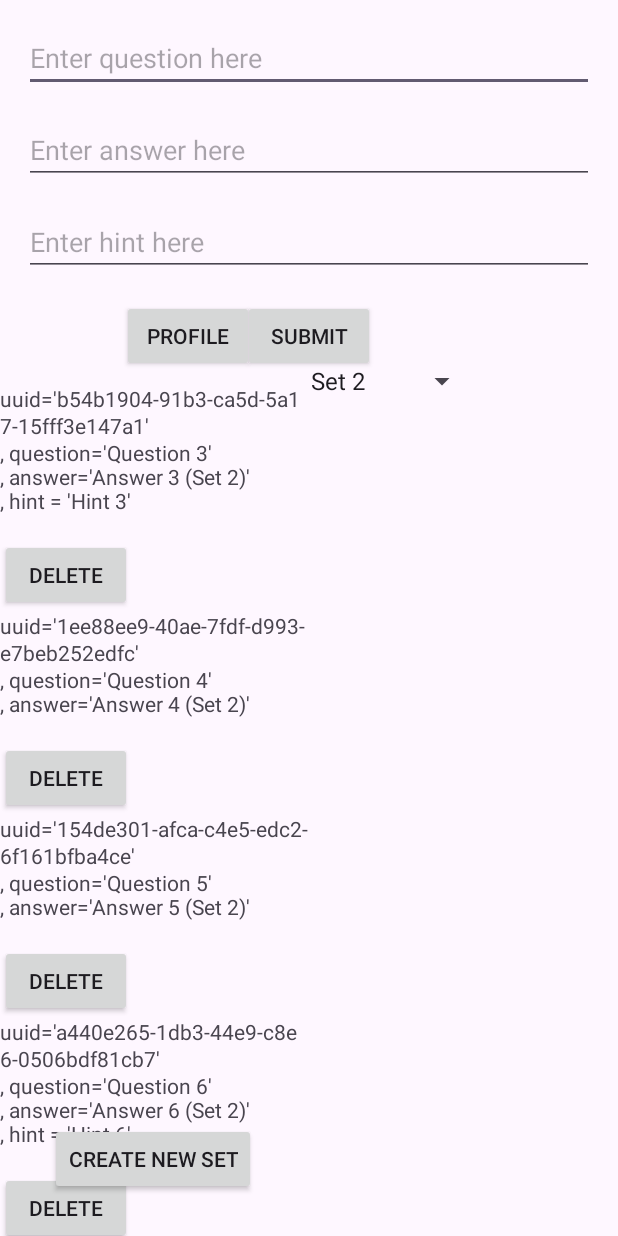
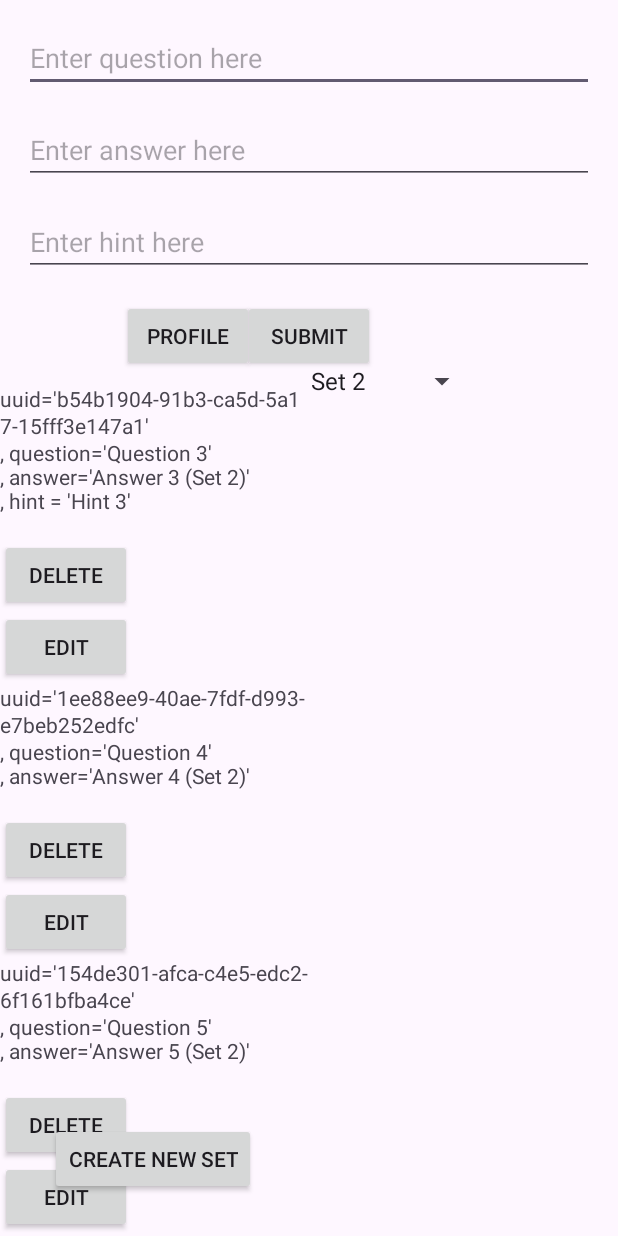
Before and after one commit to hkhan701/IntelliCards, an Android app: the screen it shows after launch (MainActivity), on a phone screen of 412 x 824 dp. Run offline under Robolectric (Android 15) with nearby library versions, the phone set to English and light mode, and no system bars.

Commit message:
2.2-Implemented Button but incomplete implementation

```diff
--- a/app/src/main/java/comp3350/intellicards/Persistence/stubs/FlashcardPersistenceStub.java
+++ b/app/src/main/java/comp3350/intellicards/Persistence/stubs/FlashcardPersistenceStub.java
@@ -48,9 +48,9 @@ public class FlashcardPersistenceStub implements FlashcardPersistence {
     }
 
     @Override
-    public Flashcard updateFlashcard(Flashcard currentFlashcard) {
-        flashcards.put(currentFlashcard.getUUID(), currentFlashcard);
-        return currentFlashcard;
+    public Flashcard updateFlashcard(Flashcard newFlashcard) {
+        flashcards.put(newFlashcard.getUUID(), newFlashcard);
+        return newFlashcard;
     }
 
     @Override
--- a/app/src/main/java/comp3350/intellicards/Presentation/CardViewAdapter.java
+++ b/app/src/main/java/comp3350/intellicards/Presentation/CardViewAdapter.java
@@ -27,6 +27,7 @@ public class CardViewAdapter extends RecyclerView.Adapter<CardViewAdapter.ViewHo
     public static class ViewHolder extends RecyclerView.ViewHolder {
         private final TextView flashcardTextRecycle;
         private final Button deleteButton;
+        private final Button editButton;
 
         public ViewHolder(View view, FlashcardSet flashcardSet) {
             super(view);
@@ -34,6 +35,7 @@ public class CardViewAdapter extends RecyclerView.Adapter<CardViewAdapter.ViewHo
             // Define click listener for the ViewHolder's View
             flashcardTextRecycle = (TextView) view.findViewById(R.id.flashcardTextRecycle);
             deleteButton = (Button) view.findViewById(R.id.deleteButton);
+            editButton = (Button) view.findViewById(R.id.editButton);
 
             // Clicking this will mark the corresponding card as deleted
             // and it will not pop up as a flashcard in the recycle view until restored
@@ -48,8 +50,21 @@ public class CardViewAdapter extends RecyclerView.Adapter<CardViewAdapter.ViewHo
                         ViewGroup parentView = ((ViewGroup) flashcardTextRecycle.getParent());
                         parentView.removeView(flashcardTextRecycle);
                         parentView.removeView(deleteButton);
+                        parentView.removeView(editButton);
 
                 }
+            });
+
+            editButton.setOnClickListener(new View.OnClickListener() {
+
+                @Override
+                public void onClick(View v) {
+                    ViewGroup parentView = ((ViewGroup) flashcardTextRecycle.getParent());
+                    parentView.removeView(flashcardTextRecycle);
+                    parentView.removeView(deleteButton);
+                    parentView.removeView(editButton);
+                }
+
             });
 
         }//end of ViewHolder class
@@ -61,6 +76,8 @@ public class CardViewAdapter extends RecyclerView.Adapter<CardViewAdapter.ViewHo
         public Button deleteButton() {
             return deleteButton;
         }
+
+        public Button editButton() {  return editButton;}
 
         public View getView()
         {
--- a/app/src/main/res/layout/flashcard_view.xml
+++ b/app/src/main/res/layout/flashcard_view.xml
@@ -4,7 +4,8 @@
     android:layout_width="match_parent"
     android:layout_height="wrap_content"
     xmlns:app="http://schemas.android.com/apk/res-auto"
-    android:orientation="vertical">
+    android:orientation="vertical"
+    android:layout_weight="1">
 
     <TextView
         android:id="@+id/flashcardTextRecycle"
@@ -16,13 +17,25 @@
         app:layout_constraintBottom_toBottomOf="parent"
         app:layout_constraintEnd_toStartOf="@+id/button" />
 
+
     <Button
         android:id="@+id/deleteButton"
         android:layout_width="wrap_content"
-        android:layout_height="wrap_content"
+        android:layout_height="match_parent"
         android:text="Delete"
-        app:layout_constraintTop_toTopOf="parent"
         app:layout_constraintBottom_toBottomOf="parent"
         app:layout_constraintEnd_toEndOf="parent"
-        app:layout_constraintStart_toEndOf="@+id/flashcardTextRecycle" />
+        app:layout_constraintStart_toEndOf="@+id/flashcardTextRecycle"
+        app:layout_constraintTop_toTopOf="parent" />
+
+    <Button
+        android:id="@+id/editButton"
+        android:layout_width="wrap_content"
+        android:layout_height="match_parent"
+        android:text="Edit"
+        app:layout_constraintBottom_toBottomOf="parent"
+        app:layout_constraintEnd_toEndOf="parent"
+        app:layout_constraintStart_toEndOf="@+id/flashcardTextRecycle"
+        app:layout_constraintTop_toTopOf="parent" />
+
 </LinearLayout>
```
Also changed, not shown: app/src/main/java/comp3350/intellicards/Presentation/MainActivity.java (+18 -0 lines).
